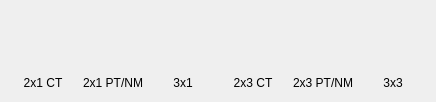
Before: the Qt Designer form PacsViewer/src/core/qfusionlayoutwidgetbase.ui in zyq1569/starviewer, drawn with Qt 5.
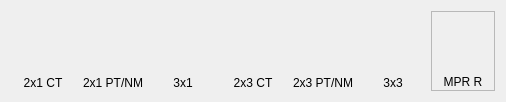
After: the same form once the commit is applied. Custom widgets are drawn as their Qt base class.

```diff
--- a/PacsViewer/src/core/qfusionlayoutwidgetbase.ui
+++ b/PacsViewer/src/core/qfusionlayoutwidgetbase.ui
@@ -6,7 +6,7 @@
    <rect>
     <x>0</x>
     <y>0</y>
-    <width>432</width>
+    <width>502</width>
     <height>98</height>
    </rect>
   </property>
@@ -470,6 +470,83 @@
      </layout>
     </widget>
    </item>
+   <item>
+    <widget class="udg::ItemMenu" name="m_itemMprRight">
+     <property name="minimumSize">
+      <size>
+       <width>64</width>
+       <height>80</height>
+      </size>
+     </property>
+     <property name="maximumSize">
+      <size>
+       <width>64</width>
+       <height>80</height>
+      </size>
+     </property>
+     <property name="frameShape">
+      <enum>QFrame::StyledPanel</enum>
+     </property>
+     <property name="frameShadow">
+      <enum>QFrame::Raised</enum>
+     </property>
+     <layout class="QVBoxLayout" name="verticalLayout_7">
+      <property name="spacing">
+       <number>0</number>
+      </property>
+      <property name="leftMargin">
+       <number>0</number>
+      </property>
+      <property name="topMargin">
+       <number>0</number>
+      </property>
+      <property name="rightMargin">
+       <number>0</number>
+      </property>
+      <property name="bottomMargin">
+       <number>0</number>
+      </property>
+      <item>
+       <layout class="QGridLayout" name="gridLayout_7">
+        <property name="spacing">
+         <number>0</number>
+        </property>
+        <item row="0" column="0">
+         <widget class="udg::GridIcon" name="m_gridIconMprRight_3"/>
+        </item>
+        <item row="1" column="0">
+         <widget class="udg::GridIcon" name="m_gridIconMprRight_2"/>
+        </item>
+        <item row="0" column="1" rowspan="2">
+         <widget class="udg::GridIcon" name="m_gridIconMprRight_1"/>
+        </item>
+       </layout>
+      </item>
+      <item>
+       <widget class="QLabel" name="m_labelMprRight">
+        <property name="minimumSize">
+         <size>
+          <width>0</width>
+          <height>16</height>
+         </size>
+        </property>
+        <property name="maximumSize">
+         <size>
+          <width>16777215</width>
+          <height>16</height>
+         </size>
+        </property>
+        <property name="text">
+         <string>MPR R</string>
+        </property>
+        <property name="alignment">
+         <set>Qt::AlignCenter</set>
+        </property>
+       </widget>
+      </item>
+     </layout>
+    </widget>
+   </item>
   </layout>
  </widget>
  <customwidgets>
```
